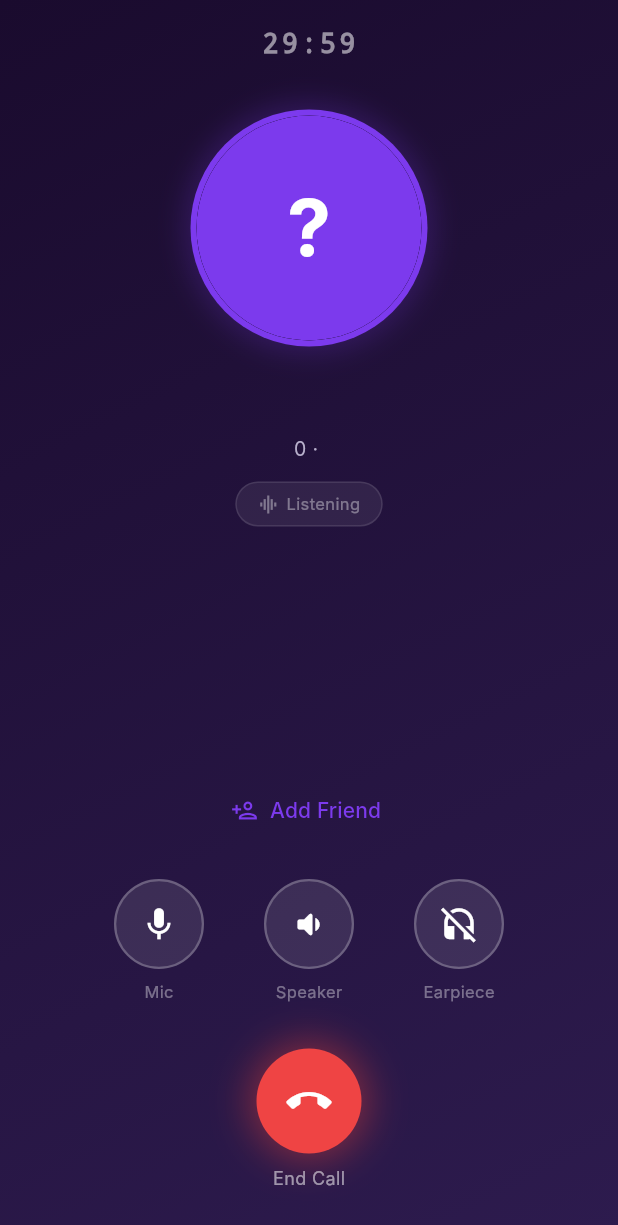
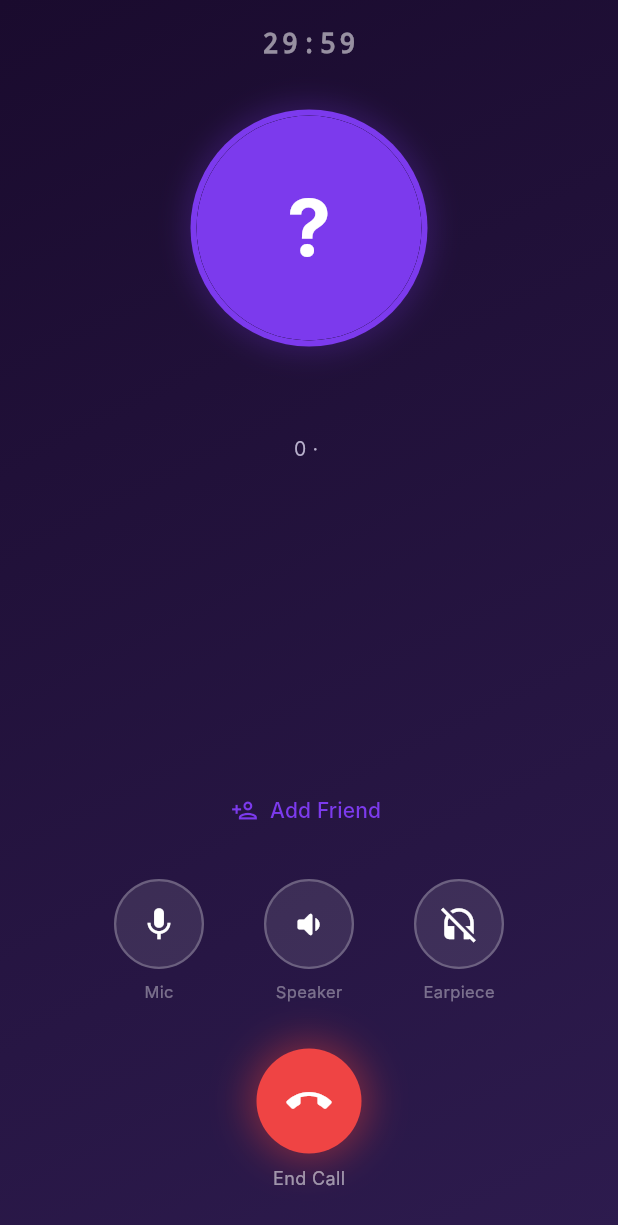
Before and after one commit to Vijayvsnv/tark-peer, a Flutter app: the CallScreen screen opened directly with empty values, on a phone screen of 412 x 824 dp. Shown: the top 1225 px of the screen. Run offline on Flutter 3.47's test engine with Material 3 defaults, Android fonts, the phone set to English and light mode, and no system bars; our stand-ins replace cached_network_image, flutter_dotenv, go_router, permission_handler, supabase_flutter; missing offline and left inert: agora_rtc_engine, flutter_foreground_task; accounts and stored records are empty; Roboto replaces fonts that are missing (Inter); statements that could not run were skipped.

Commit message:
remove speaking indicator from call screen

```diff
--- a/flutter_app/lib/screens/call/call_screen.dart
+++ b/flutter_app/lib/screens/call/call_screen.dart
@@ -522,37 +522,6 @@ class _CallScreenState extends State<CallScreen> with TickerProviderStateMixin {
           ),
         ],
 
-        const SizedBox(height: 12),
-
-        // ── Speaking indicator ────────────────────────────────────────────────
-        AnimatedContainer(
-          duration: const Duration(milliseconds: 250),
-          padding: const EdgeInsets.symmetric(horizontal: 14, vertical: 6),
-          decoration: BoxDecoration(
-            color: Colors.white.withOpacity(0.07),
-            borderRadius: BorderRadius.circular(22),
-            border: Border.all(color: Colors.white.withOpacity(0.1)),
-          ),
-          child: Row(
-            mainAxisSize: MainAxisSize.min,
-            children: [
-              Icon(
-                Icons.graphic_eq,
-                color: _partnerSpeaking ? Colors.greenAccent : Colors.white38,
-                size: 14,
-              ),
-              const SizedBox(width: 5),
-              Text(
-                _partnerSpeaking ? 'Speaking...' : 'Listening',
-                style: TextStyle(
-                  color: _partnerSpeaking ? Colors.greenAccent : Colors.white38,
-                  fontSize: 11,
-                ),
-              ),
-            ],
-          ),
-        ),
-
         const Spacer(),
 
         // ── Friend row ────────────────────────────────────────────────────────
```
